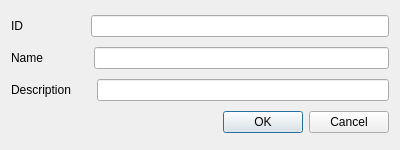
UWStout/PARSEC-Tools, file PhotoscanHelper/forms/CreateNewSessionDialog.ui: the form before one commit.
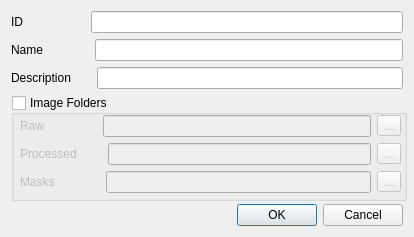
The form after the commit.

Commit message: CreateSessionDialog now only accepts valid folder paths, and a valid name and ID

The edit to the form file:
```diff
--- a/PhotoscanHelper/forms/CreateNewSessionDialog.ui
+++ b/PhotoscanHelper/forms/CreateNewSessionDialog.ui
@@ -6,20 +6,26 @@
    <rect>
     <x>0</x>
     <y>0</y>
-    <width>400</width>
-    <height>150</height>
+    <width>414</width>
+    <height>237</height>
    </rect>
   </property>
+  <property name="sizePolicy">
+   <sizepolicy hsizetype="Preferred" vsizetype="Preferred">
+    <horstretch>0</horstretch>
+    <verstretch>0</verstretch>
+   </sizepolicy>
+  </property>
   <property name="minimumSize">
    <size>
-    <width>400</width>
-    <height>150</height>
+    <width>414</width>
+    <height>237</height>
    </size>
   </property>
   <property name="maximumSize">
    <size>
-    <width>400</width>
-    <height>150</height>
+    <width>414</width>
+    <height>237</height>
    </size>
   </property>
   <property name="windowTitle">
@@ -75,7 +81,7 @@
        </property>
        <property name="sizeHint" stdset="0">
         <size>
-         <width>45</width>
+         <width>46</width>
          <height>20</height>
         </size>
        </property>
@@ -116,6 +122,148 @@
      </item>
     </layout>
    </item>
+   <item>
+    <widget class="QGroupBox" name="imageFolderGroupBox">
+     <property name="minimumSize">
+      <size>
+       <width>396</width>
+       <height>106</height>
+      </size>
+     </property>
+     <property name="title">
+      <string>Image Folders</string>
+     </property>
+     <property name="checkable">
+      <bool>true</bool>
+     </property>
+     <property name="checked">
+      <bool>false</bool>
+     </property>
+     <widget class="QWidget" name="verticalLayoutWidget">
+      <property name="geometry">
+       <rect>
+        <x>9</x>
+        <y>20</y>
+        <width>381</width>
+        <height>80</height>
+       </rect>
+      </property>
+      <layout class="QVBoxLayout" name="verticalLayout_2">
+       <item>
+        <layout class="QHBoxLayout" name="horizontalLayout_4">
+         <item>
+          <widget class="QLabel" name="label_4">
+           <property name="text">
+            <string>Raw</string>
+           </property>
+          </widget>
+         </item>
+         <item>
+          <spacer name="horizontalSpacer_4">
+           <property name="orientation">
+            <enum>Qt::Horizontal</enum>
+           </property>
+           <property name="sizeType">
+            <enum>QSizePolicy::Preferred</enum>
+           </property>
+           <property name="sizeHint" stdset="0">
+            <size>
+             <width>53</width>
+             <height>20</height>
+            </size>
+           </property>
+          </spacer>
+         </item>
+         <item>
+          <widget class="QLineEdit" name="rawFolderLineEdit"/>
+         </item>
+         <item>
+          <widget class="QToolButton" name="rawBrowseButton">
+           <property name="text">
+            <string>...</string>
+           </property>
+          </widget>
+         </item>
+        </layout>
+       </item>
+       <item>
+        <layout class="QHBoxLayout" name="horizontalLayout_5">
+         <item>
+          <widget class="QLabel" name="label_5">
+           <property name="text">
+            <string>Processed</string>
+           </property>
+          </widget>
+         </item>
+         <item>
+          <spacer name="horizontalSpacer_5">
+           <property name="orientation">
+            <enum>Qt::Horizontal</enum>
+           </property>
+           <property name="sizeType">
+            <enum>QSizePolicy::Preferred</enum>
+           </property>
+           <property name="sizeHint" stdset="0">
+            <size>
+             <width>25</width>
+             <height>20</height>
+            </size>
+           </property>
+          </spacer>
+         </item>
+         <item>
+          <widget class="QLineEdit" name="processedFolderLineEdit"/>
+         </item>
+         <item>
+          <widget class="QToolButton" name="processedBrowseButton">
+           <property name="text">
+            <string>...</string>
+           </property>
+          </widget>
+         </item>
+        </layout>
+       </item>
+       <item>
+        <layout class="QHBoxLayout" name="horizontalLayout_6">
+         <item>
+          <widget class="QLabel" name="label_6">
+           <property name="text">
+            <string>Masks</string>
+           </property>
+          </widget>
+         </item>
+         <item>
+          <spacer name="horizontalSpacer_6">
+           <property name="orientation">
+            <enum>Qt::Horizontal</enum>
+           </property>
+           <property name="sizeType">
+            <enum>QSizePolicy::Preferred</enum>
+           </property>
+           <property name="sizeHint" stdset="0">
+            <size>
+             <width>45</width>
+             <height>20</height>
+            </size>
+           </property>
+          </spacer>
+         </item>
+         <item>
+          <widget class="QLineEdit" name="masksFolderLineEdit"/>
+         </item>
+         <item>
+          <widget class="QToolButton" name="masksBrowseButton">
+           <property name="text">
+            <string>...</string>
+           </property>
+          </widget>
+         </item>
+        </layout>
+       </item>
+      </layout>
+     </widget>
+    </widget>
+   </item>
    <item>
     <widget class="QDialogButtonBox" name="buttonBox">
      <property name="orientation">
```
Left out of the diff: 15 changed lines with no effect on the pictures. The commit also changes 3 other files.
